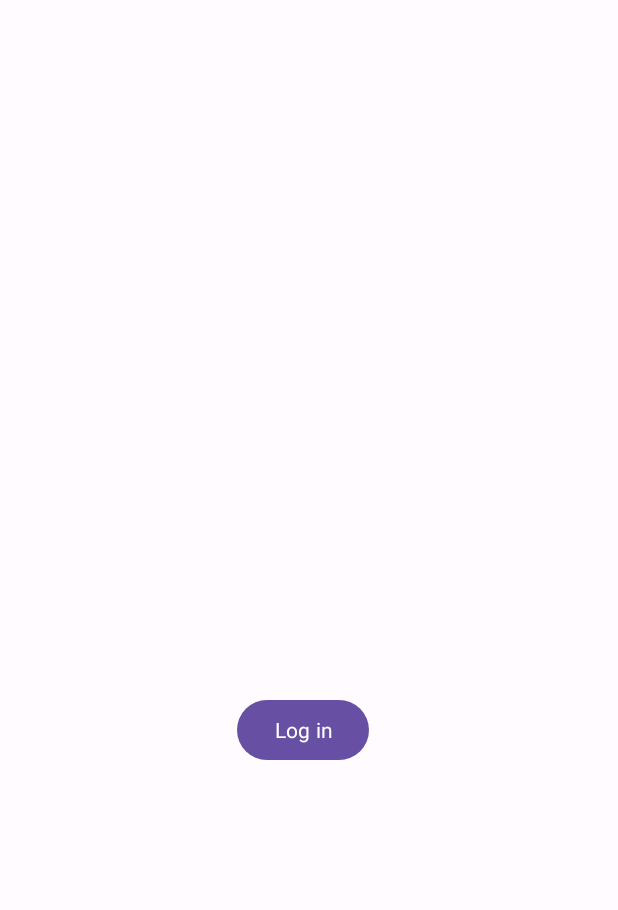
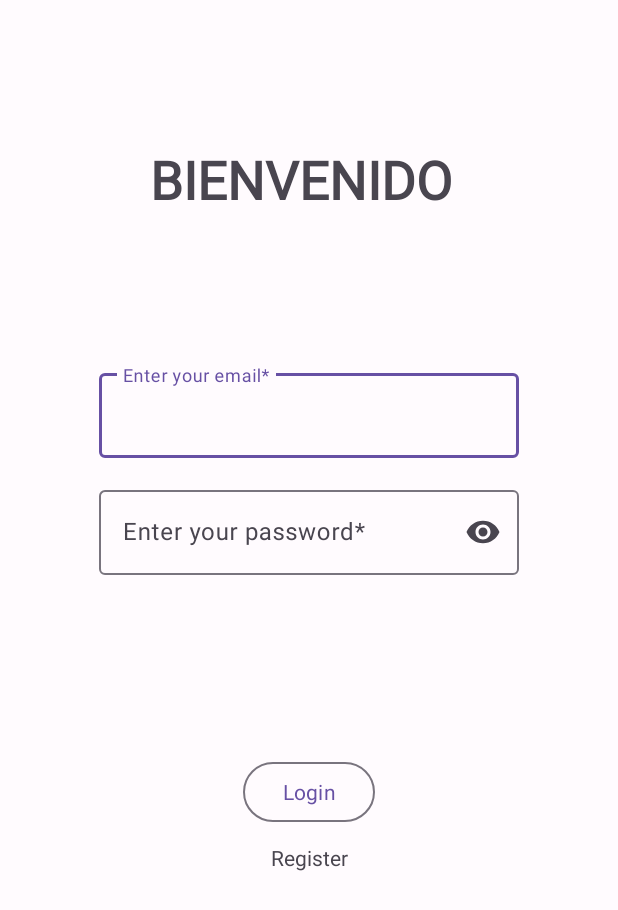
Before and after one commit to gomezbc/ParkingBGomez, an Android app: the screen it shows after launch (MainActivity before the commit, LoginActivity after it), on a phone screen of 412 x 824 dp. Shown: the top 910 px of the screen. Run offline under Robolectric (Android 15) with nearby library versions, the phone set to English and light mode, and no system bars.

Commit message:
chore(login): Initial configuration to start implementing login and registration.

```diff
--- /dev/null
+++ b/app/src/main/java/com/lksnext/ParkingBGomez/view/activity/LoginActivity.java
@@ -0,0 +1,55 @@
+package com.lksnext.ParkingBGomez.view.activity;
+
+import android.content.Intent;
+import android.os.Bundle;
+
+import androidx.appcompat.app.AppCompatActivity;
+import androidx.lifecycle.ViewModelProvider;
+
+import com.lksnext.ParkingBGomez.databinding.ActivityLoginBinding;
+import com.lksnext.ParkingBGomez.viewmodel.LoginViewModel;
+
+public class LoginActivity extends AppCompatActivity {
+
+    private ActivityLoginBinding binding;
+    private LoginViewModel loginViewModel;
+
+    @Override
+    protected void onCreate(Bundle savedInstanceState) {
+        super.onCreate(savedInstanceState);
+
+        //Asignamos la vista/interfaz login (layout)
+        binding = ActivityLoginBinding.inflate(getLayoutInflater());
+        setContentView(binding.getRoot());
+
+        //Asignamos el viewModel de login
+        loginViewModel = new ViewModelProvider(this).get(LoginViewModel.class);
+
+        //Acciones a realizar cuando el usuario clica el boton de login
+        binding.loginButton.setOnClickListener(v -> {
+            String email = binding.emailText.getText().toString();
+            String password = binding.passwordText.getText().toString();
+            loginViewModel.loginUser(email, password);
+        });
+
+        //Acciones a realizar cuando el usuario clica el boton de crear cuenta (se cambia de pantalla)
+        binding.createAccount.setOnClickListener(v -> {
+            Intent intent = new Intent(LoginActivity.this, RegisterActivity.class);
+            startActivity(intent);
+        });
+
+        //Observamos la variable logged, la cual nos informara cuando el usuario intente hacer login y se
+        //cambia de pantalla en caso de login correcto
+        loginViewModel.isLogged().observe(this, logged -> {
+            if (logged != null) {
+                if (logged) {
+                    //Login Correcto
+                    Intent intent = new Intent(LoginActivity.this, MainActivity.class);
+                    startActivity(intent);
+                } else {
+                    //Login incorrecto
+                }
+            }
+        });
+    }
+}
--- a/app/src/main/java/com/lksnext/ParkingBGomez/view/fragment/LoginFragment.java
+++ /dev/null
@@ -1,40 +0,0 @@
-package com.lksnext.ParkingBGomez.view.fragment;
-
-import android.os.Bundle;
-import android.view.LayoutInflater;
-import android.view.View;
-import android.view.ViewGroup;
-
-import androidx.annotation.NonNull;
-import androidx.annotation.Nullable;
-import androidx.fragment.app.Fragment;
-import androidx.navigation.Navigation;
-
-import com.lksnext.ParkingBGomez.R;
-import com.lksnext.ParkingBGomez.databinding.FragmentLoginBinding;
-
-public class LoginFragment extends Fragment {
-
-    private FragmentLoginBinding binding;
-
-    @Nullable
-    @Override
-    public View onCreateView(@NonNull LayoutInflater inflater, @Nullable ViewGroup container,
-                             @Nullable Bundle savedInstanceState) {
-
-        binding = FragmentLoginBinding.inflate(inflater, container, false);
-
-        // Navigate to the MainContent
-        binding.button.setOnClickListener(v ->
-            Navigation.findNavController(v).navigate(R.id.action_loginFragment_to_main_content)
-        );
-
-        return binding.getRoot();
-    }
-
-    @Override
-    public void onDestroyView() {
-        super.onDestroyView();
-        binding = null;
-    }
-}
--- a/app/src/main/java/com/lksnext/ParkingBGomez/viewmodel/LoginViewModel.java
+++ b/app/src/main/java/com/lksnext/ParkingBGomez/viewmodel/LoginViewModel.java
@@ -1,6 +1,37 @@
 package com.lksnext.ParkingBGomez.viewmodel;
 
+import androidx.lifecycle.LiveData;
+import androidx.lifecycle.MutableLiveData;
 import androidx.lifecycle.ViewModel;
 
+import com.lksnext.ParkingBGomez.data.DataRepository;
+import com.lksnext.ParkingBGomez.domain.Callback;
+
 public class LoginViewModel extends ViewModel {
+
+    MutableLiveData<Boolean> logged = new MutableLiveData<>(null);
+
+    public LiveData<Boolean> isLogged(){
+        return logged;
+    }
+
+    public void loginUser(String email, String password) {
+        //Clase para comprobar si los datos de inicio de sesión son correctos o no
+        DataRepository.getInstance().login(email, password, new Callback() {
+            //En caso de que el login sea correcto, que se hace
+            @Override
+            public void onSuccess() {
+                //TODO
+                logged.setValue(Boolean.TRUE);
+            }
+
+            //En caso de que el login sea incorrecto, que se hace
+            @Override
+            public void onFailure() {
+                //TODO
+                logged.setValue(Boolean.FALSE);
+            }
+        });
+    }
+
 }
--- /dev/null
+++ b/app/src/main/res/layout/activity_login.xml
@@ -0,0 +1,101 @@
+<?xml version="1.0" encoding="utf-8"?>
+<androidx.constraintlayout.widget.ConstraintLayout xmlns:android="http://schemas.android.com/apk/res/android"
+    xmlns:app="http://schemas.android.com/apk/res-auto"
+    xmlns:tools="http://schemas.android.com/tools"
+    android:layout_width="match_parent"
+    android:layout_height="match_parent"
+    tools:context=".view.activity.LoginActivity">
+
+
+    <Button
+        android:id="@+id/loginButton"
+        style="?attr/materialButtonOutlinedStyle"
+        android:layout_width="wrap_content"
+        android:layout_height="wrap_content"
+        android:layout_marginTop="100dp"
+        android:text="Login"
+        app:layout_constraintEnd_toEndOf="parent"
+        app:layout_constraintHorizontal_bias="0.5"
+        app:layout_constraintStart_toStartOf="parent"
+        app:layout_constraintTop_toBottomOf="@+id/password"
+         />
+
+    <LinearLayout
+        android:layout_width="wrap_content"
+        android:layout_height="wrap_content"
+        android:layout_marginLeft="40dp"
+        android:layout_marginRight="40dp"
+        android:orientation="horizontal"
+        app:layout_constraintEnd_toEndOf="parent"
+        app:layout_constraintStart_toStartOf="parent"
+        app:layout_constraintTop_toBottomOf="@+id/loginButton">
+
+        <TextView
+            android:id="@+id/createAccount"
+            android:layout_width="wrap_content"
+            android:layout_height="wrap_content"
+            android:layout_marginTop="10dp"
+            android:text="Register"
+
+            app:layout_constraintBottom_toBottomOf="parent"
+            app:layout_constraintEnd_toEndOf="parent"
+            app:layout_constraintHorizontal_bias="0.467"
+            app:layout_constraintStart_toStartOf="parent"
+            app:layout_constraintTop_toBottomOf="@+id/loginButton"
+            app:layout_constraintVertical_bias="0.055" />
+    </LinearLayout>
+
+    <TextView
+        android:id="@+id/title"
+        android:layout_width="wrap_content"
+        android:layout_height="wrap_content"
+        android:layout_marginTop="96dp"
+        android:text="BIENVENIDO"
+        android:textSize="35sp"
+        android:textStyle="bold"
+        app:layout_constraintEnd_toEndOf="parent"
+        app:layout_constraintHorizontal_bias="0.476"
+        app:layout_constraintStart_toStartOf="parent"
+        app:layout_constraintTop_toTopOf="parent" />
+
+    <com.google.android.material.textfield.TextInputLayout
+        android:id="@+id/email"
+        android:layout_width="280dp"
+        android:layout_height="wrap_content"
+        android:layout_marginTop="100dp"
+        android:hint="Enter your email*"
+        android:inputType="text"
+        app:layout_constraintEnd_toEndOf="parent"
+        app:layout_constraintStart_toStartOf="parent"
+        app:layout_constraintTop_toBottomOf="@id/title">
+
+        <com.google.android.material.textfield.TextInputEditText
+            android:id="@+id/emailText"
+            android:layout_width="match_parent"
+            android:layout_height="wrap_content" />
+
+    </com.google.android.material.textfield.TextInputLayout>
+
+    <com.google.android.material.textfield.TextInputLayout
+        android:id="@+id/password"
+        android:layout_width="280dp"
+        android:layout_height="wrap_content"
+        android:layout_marginTop="16dp"
+        android:hint="Enter your password*"
+        android:inputType="textEmailAddress"
+        app:endIconMode="password_toggle"
+        app:errorEnabled="true"
+        app:layout_constraintEnd_toEndOf="parent"
+        app:layout_constraintStart_toStartOf="parent"
+        app:layout_constraintTop_toBottomOf="@id/email">
+
+        <com.google.android.material.textfield.TextInputEditText
+            android:id="@+id/passwordText"
+            android:layout_width="match_parent"
+            android:layout_height="wrap_content"
+            android:inputType="textPassword" />
+
+    </com.google.android.material.textfield.TextInputLayout>
+
+
+</androidx.constraintlayout.widget.ConstraintLayout>
--- a/app/src/main/res/layout/activity_main.xml
+++ b/app/src/main/res/layout/activity_main.xml
@@ -1,18 +1,34 @@
 <?xml version="1.0" encoding="utf-8"?>
-<FrameLayout
+<androidx.constraintlayout.widget.ConstraintLayout
     xmlns:android="http://schemas.android.com/apk/res/android"
     xmlns:tools="http://schemas.android.com/tools"
     xmlns:app="http://schemas.android.com/apk/res-auto"
     android:id="@+id/container"
     android:layout_width="match_parent"
     android:layout_height="match_parent"
+    app:layout_behavior="@string/appbar_scrolling_view_behavior"
     tools:context=".view.activity.MainActivity" >
 
     <androidx.fragment.app.FragmentContainerView
-        android:id="@+id/fragmentContainerView"
+        android:id="@+id/nav_host_fragment_content_main"
         android:name="androidx.navigation.fragment.NavHostFragment"
+        android:layout_width="0dp"
+        android:layout_height="0dp"
+        app:defaultNavHost="true"
+        app:layout_constraintBottom_toTopOf="@id/bottom_navigation"
+        app:layout_constraintEnd_toEndOf="parent"
+        app:layout_constraintStart_toStartOf="parent"
+        app:layout_constraintTop_toTopOf="parent"
+        app:navGraph="@navigation/nav_graph" />
+
+    <com.google.android.material.bottomnavigation.BottomNavigationView
+        android:id="@+id/bottom_navigation"
         android:layout_width="match_parent"
-        android:layout_height="match_parent"
-        app:defaultNavHost="true"
-        app:navGraph="@navigation/main_nav_graph" />
-</FrameLayout>
+        android:layout_height="wrap_content"
+        app:labelVisibilityMode="labeled"
+        app:layout_constraintBottom_toBottomOf="parent"
+        app:layout_constraintEnd_toEndOf="parent"
+        app:layout_constraintStart_toStartOf="parent"
+        app:layout_constraintTop_toBottomOf="@id/nav_host_fragment_content_main"
+        app:menu="@menu/bottom_navigation_menu" />
+</androidx.constraintlayout.widget.ConstraintLayout>
--- a/app/src/main/res/layout/fragment_login.xml
+++ /dev/null
@@ -1,18 +0,0 @@
-<?xml version="1.0" encoding="utf-8"?>
-<androidx.constraintlayout.widget.ConstraintLayout xmlns:android="http://schemas.android.com/apk/res/android"
-    xmlns:app="http://schemas.android.com/apk/res-auto"
-    xmlns:tools="http://schemas.android.com/tools"
-    android:layout_width="match_parent"
-    android:layout_height="match_parent"
-    tools:context=".view.fragment.LoginFragment">
-
-    <Button
-        android:id="@+id/button"
-        android:layout_width="wrap_content"
-        android:layout_height="wrap_content"
-        android:layout_marginEnd="166dp"
-        android:layout_marginBottom="313dp"
-        android:text="Log in"
-        app:layout_constraintBottom_toBottomOf="parent"
-        app:layout_constraintEnd_toEndOf="parent" />
-</androidx.constraintlayout.widget.ConstraintLayout>
--- a/app/src/main/res/navigation/main_nav_graph.xml
+++ /dev/null
@@ -1,22 +0,0 @@
-<?xml version="1.0" encoding="utf-8"?>
-<navigation xmlns:android="http://schemas.android.com/apk/res/android"
-    xmlns:app="http://schemas.android.com/apk/res-auto"
-    xmlns:tools="http://schemas.android.com/tools"
-    android:id="@+id/main_nav_graph"
-    app:startDestination="@id/loginFragment">
-
-    <fragment
-        android:id="@+id/loginFragment"
-        android:name="com.lksnext.ParkingBGomez.view.fragment.LoginFragment"
-        android:label="fragment_login"
-        tools:layout="@layout/fragment_login" >
-        <action
-            android:id="@+id/action_loginFragment_to_main_content"
-            app:destination="@id/mainContent" />
-    </fragment>
-    <fragment
-        android:id="@+id/mainContent"
-        android:name="com.lksnext.ParkingBGomez.view.fragment.MainContent"
-        android:label="fragment_main_content"
-        tools:layout="@layout/fragment_main_content" />
-</navigation>
```
Also changed, not shown: app/src/main/AndroidManifest.xml (+11 -2 lines), app/src/main/java/com/lksnext/ParkingBGomez/view/activity/MainActivity.java (+12 -0 lines), app/src/main/java/com/lksnext/ParkingBGomez/view/activity/RegisterActivity.java (added, +26 -0 lines), app/src/main/java/com/lksnext/ParkingBGomez/view/fragment/MainContent.java (deleted, +0 -59 lines), app/src/main/res/layout/activity_register.xml (added, +35 -0 lines), app/src/main/res/layout/fragment_main_content.xml (deleted, +0 -32 lines).
